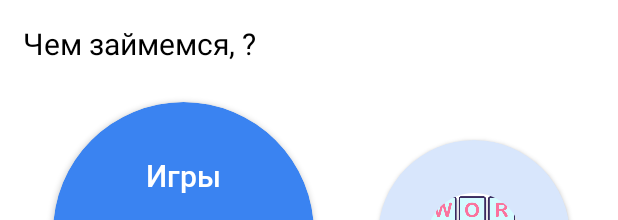
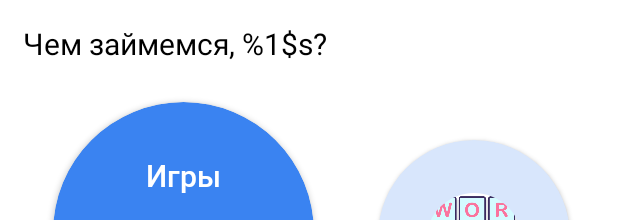
Before and after one commit to jenyasubbotina/Finance_Game, an Android app: the layout fragment_main.xml on its own in the app's theme, with its tools: preview values and no code run, on a phone screen of 412 x 824 dp. Shown: the top 220 px of the screen. Run offline under Robolectric (Android 15) with nearby library versions, the phone set to English and light mode, and no system bars; Roboto replaces fonts that are not available here.

Commit message:
updated way of setup name

```diff
--- a/app/src/main/java/bank/hackaton/ui/activity/MainActivity.kt
+++ b/app/src/main/java/bank/hackaton/ui/activity/MainActivity.kt
@@ -26,7 +26,7 @@ class MainActivity : AppCompatActivity() {
         val name = sp.getString(PersistentStorage.NAME, "Незнакомец")
         val s = getString(R.string.what_to_do)
         Log.d("string: ", s)
-        textGreetings.text = s.substring(0, s.lastIndex) + name + "?"
+        textGreetings.text = getString(R.string.what_to_do, name)
     }
 
     private fun initViews(){
--- a/app/src/main/java/bank/hackaton/ui/auth/LoginFragment.kt
+++ b/app/src/main/java/bank/hackaton/ui/auth/LoginFragment.kt
@@ -63,11 +63,11 @@ class LoginFragment : Fragment() {
                             db.child(path).child(name.replace(".", "")).get().addOnSuccessListener {
                                 Log.i("firebase", "Got value ${it.value}")
                                 personName = it.value.toString()
-                                sp.edit().putString(PersistentStorage.NAME, personName).apply()
                             }.addOnFailureListener {
                                 Log.e("firebase", "Error getting data", it)
                             }
                             Log.d("got name: ", personName)
+                            sp.edit().putString(PersistentStorage.NAME, personName).apply()
                             toMain()
                         } else {
 
--- a/app/src/main/res/values/strings.xml
+++ b/app/src/main/res/values/strings.xml
@@ -4,7 +4,7 @@
     <string name="gallows_online"> Виселица онлайн </string>
     <string name="crossword"> Кроссворд </string>
     <string name="lets_play"> Давай поиграем! </string>
-    <string name="what_to_do"> Чем займемся, ?</string>
+    <string name="what_to_do"> Чем займемся, %1$s?</string>
     <string name="games"> Игры </string>
     <string name="statistic"> Статистика </string>
     <string name="quest"> Квест </string>
```
